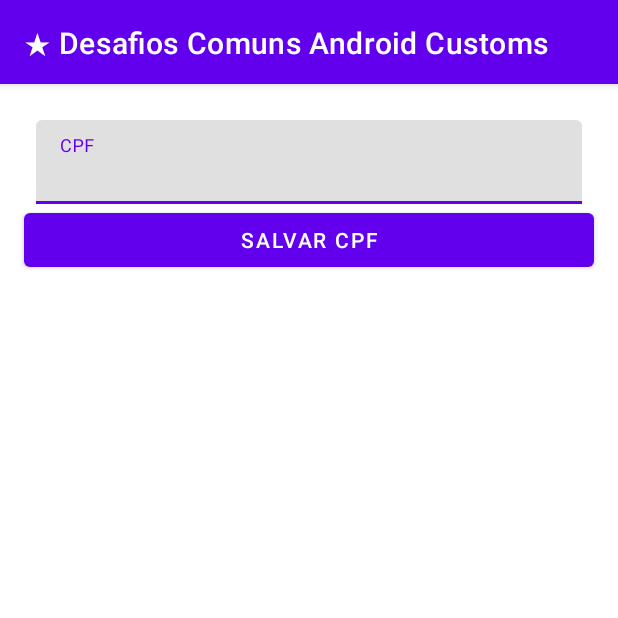
After one commit to vitor0321/DesafiosComunsAndroidCustoms, an Android app: the fragment BackPressedFragment shown on its own in the app's theme, on a phone screen of 412 x 824 dp, the top half of it. The commit adds this screen. Run offline under Robolectric (Android 15) with nearby library versions, the phone set to English and light mode, and no system bars; our stand-ins replace Timber.

Commit message:
botao de back pressed

```diff
--- a/app/src/main/java/com/example/desafioscomunsandroidcustoms/presentation/ui/fragment/check_edit_text/CheckEditTextFragment.kt
+++ b/app/src/main/java/com/example/desafioscomunsandroidcustoms/presentation/ui/fragment/check_edit_text/CheckEditTextFragment.kt
@@ -43,6 +43,8 @@ class CheckEditTextFragment : Fragment(R.layout.fragment_check_edit_text) {
                         if (isRegistrationClickable) {
                             btnRegister.setOnClickListener {
                                 savaPassword(email, password)
+                                etEmail.text?.clear()
+                                etPassword.text?.clear()
                             }
                         }
                     }
--- /dev/null
+++ b/app/src/main/java/com/example/desafioscomunsandroidcustoms/presentation/ui/fragment/pressionar_botao_voltar/BackPressedFragment.kt
@@ -0,0 +1,36 @@
+package com.example.desafioscomunsandroidcustoms.presentation.ui.fragment.pressionar_botao_voltar
+
+import android.os.Bundle
+import android.view.View
+import androidx.activity.addCallback
+import androidx.fragment.app.Fragment
+import androidx.navigation.fragment.findNavController
+import com.example.desafioscomunsandroidcustoms.R
+import com.example.desafioscomunsandroidcustoms.databinding.FragmentBackPressedBinding
+import com.example.desafioscomunsandroidcustoms.util.toast
+import com.example.desafioscomunsandroidcustoms.util.viewBinding
+import timber.log.Timber
+
+class BackPressedFragment : Fragment(R.layout.fragment_back_pressed) {
+
+    private val binding by viewBinding(FragmentBackPressedBinding::bind)
+
+    override fun onViewCreated(view: View, savedInstanceState: Bundle?) {
+        super.onViewCreated(view, savedInstanceState)
+
+        requireActivity().onBackPressedDispatcher.addCallback(viewLifecycleOwner){
+            clearData()
+            logForCrashlytics()
+            findNavController().navigateUp()
+        }
+    }
+
+    private fun clearData(){
+        binding.cpfEntry.text?.clear()
+    }
+
+    private fun logForCrashlytics(){
+        toast("Pressinei Back")
+        Timber.d("LOGAR COMPORTAMENTO/ACAO DO USUARIO SE NECESSARIO (CRASHLYTICS)")
+    }
+}
--- /dev/null
+++ b/app/src/main/res/layout/fragment_back_pressed.xml
@@ -0,0 +1,39 @@
+<?xml version="1.0" encoding="utf-8"?>
+<androidx.constraintlayout.widget.ConstraintLayout xmlns:android="http://schemas.android.com/apk/res/android"
+    xmlns:app="http://schemas.android.com/apk/res-auto"
+    xmlns:tools="http://schemas.android.com/tools"
+    android:layout_width="match_parent"
+    android:layout_height="match_parent"
+    tools:context=".presentation.ui.fragment.pressionar_botao_voltar.BackPressedFragment">
+
+
+    <com.google.android.material.textfield.TextInputLayout
+        android:id="@+id/cpf_back_layout"
+        android:layout_width="match_parent"
+        android:layout_height="wrap_content"
+        android:layout_margin="24dp"
+        app:layout_constraintBottom_toBottomOf="parent"
+        app:layout_constraintEnd_toEndOf="parent"
+        app:layout_constraintStart_toStartOf="parent"
+        app:layout_constraintTop_toTopOf="parent"
+        app:layout_constraintVertical_bias="0.0">
+
+        <com.google.android.material.textfield.TextInputEditText
+            android:id="@+id/cpf_entry"
+            android:layout_width="match_parent"
+            android:layout_height="wrap_content"
+            android:hint="CPF" />
+    </com.google.android.material.textfield.TextInputLayout>
+
+    <Button
+        android:id="@+id/cpf_check_button"
+        android:layout_width="0dp"
+        android:layout_height="wrap_content"
+        android:layout_marginStart="16dp"
+        android:layout_marginEnd="16dp"
+        android:text="Salvar CPF"
+        app:layout_constraintEnd_toEndOf="parent"
+        app:layout_constraintStart_toStartOf="parent"
+        app:layout_constraintTop_toBottomOf="@+id/cpf_back_layout" />
+
+</androidx.constraintlayout.widget.ConstraintLayout>
```
